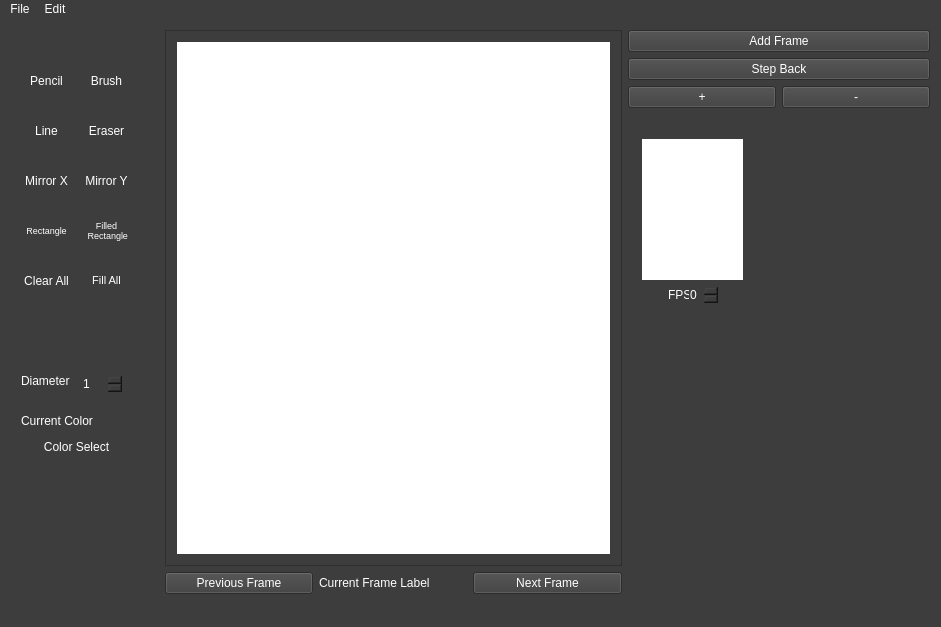
tim-trimble/SpriteStudioDeluxe, file SpriteStudioDeluxe/mainwindow.ui: the form before one commit.
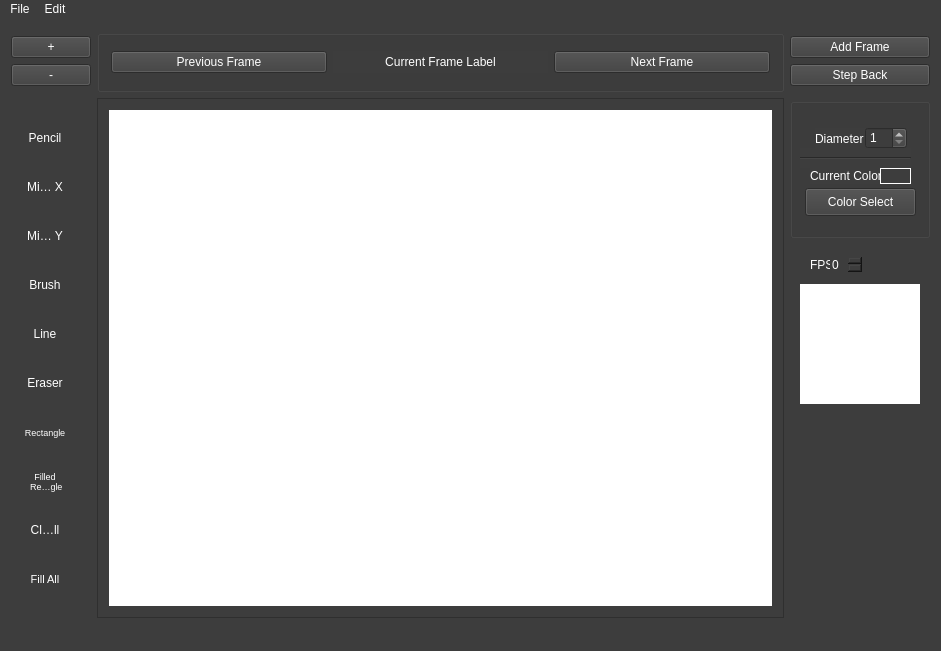
The form after the commit. Custom widgets are drawn as their Qt base class.

Commit message: UI rough draft

What changed in the file:
```diff
--- a/SpriteStudioDeluxe/mainwindow.ui
+++ b/SpriteStudioDeluxe/mainwindow.ui
@@ -20,12 +20,31 @@
 </string>
   </property>
   <widget class="QWidget" name="centralWidget">
-   <layout class="QGridLayout" name="gridLayout_2">
-    <item row="0" column="0" rowspan="4">
+   <layout class="QGridLayout" name="gridLayout_4">
+    <item row="1" column="2">
+     <widget class="QPushButton" name="AddFrameButton">
+      <property name="text">
+       <string>Add Frame</string>
+      </property>
+     </widget>
+    </item>
+    <item row="4" column="0" rowspan="8">
      <widget class="QGroupBox" name="groupBox">
       <property name="enabled">
        <bool>true</bool>
       </property>
+      <property name="minimumSize">
+       <size>
+        <width>0</width>
+        <height>520</height>
+       </size>
+      </property>
+      <property name="maximumSize">
+       <size>
+        <width>60</width>
+        <height>520</height>
+       </size>
+      </property>
       <property name="font">
        <font>
         <pointsize>8</pointsize>
@@ -37,158 +56,268 @@
       <property name="title">
        <string/>
       </property>
-      <widget class="QToolButton" name="PencilToolButton">
-       <property name="geometry">
-        <rect>
-         <x>10</x>
-         <y>30</y>
-         <width>51</width>
-         <height>41</height>
-        </rect>
-       </property>
-       <property name="text">
-        <string>Pencil</string>
-       </property>
-      </widget>
-      <widget class="QToolButton" name="EraserToolButton">
-       <property name="geometry">
-        <rect>
-         <x>70</x>
-         <y>80</y>
-         <width>51</width>
-         <height>41</height>
-        </rect>
-       </property>
-       <property name="text">
-        <string>Eraser</string>
-       </property>
-      </widget>
-      <widget class="QToolButton" name="LineToolButton">
-       <property name="geometry">
-        <rect>
-         <x>10</x>
-         <y>80</y>
-         <width>51</width>
-         <height>41</height>
-        </rect>
-       </property>
-       <property name="text">
-        <string>Line</string>
-       </property>
-      </widget>
-      <widget class="QToolButton" name="BrushToolButton">
-       <property name="geometry">
-        <rect>
-         <x>70</x>
-         <y>30</y>
-         <width>51</width>
-         <height>41</height>
-        </rect>
-       </property>
-       <property name="styleSheet">
-        <string notr="true"/>
-       </property>
-       <property name="text">
-        <string>Brush</string>
-       </property>
-      </widget>
-      <widget class="QToolButton" name="MirrorXToolButton">
-       <property name="geometry">
-        <rect>
-         <x>10</x>
-         <y>130</y>
-         <width>51</width>
-         <height>41</height>
-        </rect>
-       </property>
-       <property name="text">
-        <string>Mirror X</string>
-       </property>
-      </widget>
-      <widget class="QToolButton" name="MirrorYToolButton">
-       <property name="geometry">
-        <rect>
-         <x>70</x>
-         <y>130</y>
-         <width>51</width>
-         <height>41</height>
-        </rect>
-       </property>
-       <property name="text">
-        <string>Mirror Y</string>
-       </property>
-      </widget>
-      <widget class="QToolButton" name="RectangleToolButton">
-       <property name="geometry">
-        <rect>
-         <x>10</x>
-         <y>180</y>
-         <width>51</width>
-         <height>41</height>
-        </rect>
-       </property>
-       <property name="font">
-        <font>
-         <pointsize>7</pointsize>
-        </font>
-       </property>
-       <property name="text">
-        <string>Rectangle</string>
-       </property>
-      </widget>
-      <widget class="QToolButton" name="FillAllButton">
-       <property name="geometry">
-        <rect>
-         <x>70</x>
-         <y>230</y>
-         <width>51</width>
-         <height>41</height>
-        </rect>
-       </property>
-       <property name="font">
-        <font>
-         <pointsize>8</pointsize>
-        </font>
-       </property>
-       <property name="text">
-        <string>Fill All</string>
-       </property>
-      </widget>
-      <widget class="QToolButton" name="ClearCanvasButton">
-       <property name="geometry">
-        <rect>
-         <x>10</x>
-         <y>230</y>
-         <width>51</width>
-         <height>41</height>
-        </rect>
-       </property>
-       <property name="text">
-        <string>Clear All</string>
-       </property>
-      </widget>
-      <widget class="QToolButton" name="FilledRectangleButton">
-       <property name="geometry">
-        <rect>
-         <x>70</x>
-         <y>180</y>
-         <width>51</width>
-         <height>41</height>
-        </rect>
-       </property>
-       <property name="font">
-        <font>
-         <pointsize>7</pointsize>
-        </font>
-       </property>
-       <property name="text">
-        <string>Filled
+      <layout class="QGridLayout" name="gridLayout_2">
+       <item row="4" column="1">
+        <widget class="QToolButton" name="LineToolButton">
+         <property name="minimumSize">
+          <size>
+           <width>40</width>
+           <height>40</height>
+          </size>
+         </property>
+         <property name="maximumSize">
+          <size>
+           <width>40</width>
+           <height>40</height>
+          </size>
+         </property>
+         <property name="text">
+          <string>Line</string>
+         </property>
+        </widget>
+       </item>
+       <item row="7" column="1">
+        <widget class="QToolButton" name="EraserToolButton">
+         <property name="minimumSize">
+          <size>
+           <width>40</width>
+           <height>40</height>
+          </size>
+         </property>
+         <property name="maximumSize">
+          <size>
+           <width>40</width>
+           <height>40</height>
+          </size>
+         </property>
+         <property name="text">
+          <string>Eraser</string>
+         </property>
+        </widget>
+       </item>
+       <item row="9" column="1">
+        <widget class="QToolButton" name="FilledRectangleButton">
+         <property name="minimumSize">
+          <size>
+           <width>40</width>
+           <height>40</height>
+          </size>
+         </property>
+         <property name="maximumSize">
+          <size>
+           <width>40</width>
+           <height>40</height>
+          </size>
+         </property>
+         <property name="font">
+          <font>
+           <pointsize>7</pointsize>
+          </font>
+         </property>
+         <property name="text">
+          <string>Filled
  Rectangle</string>
-       </property>
-      </widget>
+         </property>
+        </widget>
+       </item>
+       <item row="8" column="1">
+        <widget class="QToolButton" name="RectangleToolButton">
+         <property name="minimumSize">
+          <size>
+           <width>40</width>
+           <height>40</height>
+          </size>
+         </property>
+         <property name="maximumSize">
+          <size>
+           <width>40</width>
+           <height>40</height>
+          </size>
+         </property>
+         <property name="font">
+          <font>
+           <pointsize>7</pointsize>
+          </font>
+         </property>
+         <property name="text">
+          <string>Rectangle</string>
+         </property>
+        </widget>
+       </item>
+       <item row="11" column="1">
+        <widget class="QToolButton" name="FillAllButton">
+         <property name="minimumSize">
+          <size>
+           <width>40</width>
+           <height>40</height>
+          </size>
+         </property>
+         <property name="maximumSize">
+          <size>
+           <width>40</width>
+           <height>40</height>
+          </size>
+         </property>
+         <property name="font">
+          <font>
+           <pointsize>8</pointsize>
+          </font>
+         </property>
+         <property name="text">
+          <string>Fill All</string>
+         </property>
+        </widget>
+       </item>
+       <item row="0" column="1">
+        <widget class="QToolButton" name="PencilToolButton">
+         <property name="minimumSize">
+          <size>
+           <width>40</width>
+           <height>40</height>
+          </size>
+         </property>
+         <property name="maximumSize">
+          <size>
+           <width>40</width>
+           <height>40</height>
+          </size>
+         </property>
+         <property name="text">
+          <string>Pencil</string>
+         </property>
+        </widget>
+       </item>
+       <item row="3" column="1">
+        <widget class="QToolButton" name="BrushToolButton">
+         <property name="minimumSize">
+          <size>
+           <width>40</width>
+           <height>40</height>
+          </size>
+         </property>
+         <property name="maximumSize">
+          <size>
+           <width>40</width>
+           <height>40</height>
+          </size>
+         </property>
+         <property name="styleSheet">
+          <string notr="true"/>
+         </property>
+         <property name="text">
+          <string>Brush</string>
+         </property>
+        </widget>
+       </item>
+       <item row="1" column="1">
+        <widget class="QToolButton" name="MirrorXToolButton">
+         <property name="minimumSize">
+          <size>
+           <width>40</width>
+           <height>40</height>
+          </size>
+         </property>
+         <property name="maximumSize">
+          <size>
+           <width>40</width>
+           <height>40</height>
+          </size>
+         </property>
+         <property name="text">
+          <string>Mirror X</string>
+         </property>
+        </widget>
+       </item>
+       <item row="2" column="1">
+        <widget class="QToolButton" name="MirrorYToolButton">
+         <property name="minimumSize">
+          <size>
+           <width>40</width>
+           <height>40</height>
+          </size>
+         </property>
+         <property name="maximumSize">
+          <size>
+           <width>40</width>
+           <height>40</height>
+          </size>
+         </property>
+         <property name="text">
+          <string>Mirror Y</string>
+         </property>
+        </widget>
+       </item>
+       <item row="10" column="1">
+        <widget class="QToolButton" name="ClearCanvasButton">
+         <property name="minimumSize">
+          <size>
+           <width>40</width>
+           <height>40</height>
+          </size>
+         </property>
+         <property name="maximumSize">
+          <size>
+           <width>40</width>
+           <height>40</height>
+          </size>
+         </property>
+         <property name="text">
+          <string>Clear All</string>
+         </property>
+        </widget>
+       </item>
+      </layout>
      </widget>
     </item>
-    <item row="0" column="1" rowspan="5" colspan="3">
+    <item row="0" column="1" rowspan="4">
+     <widget class="QGroupBox" name="groupBox_4">
+      <property name="maximumSize">
+       <size>
+        <width>16777215</width>
+        <height>70</height>
+       </size>
+      </property>
+      <property name="toolTipDuration">
+       <number>2</number>
+      </property>
+      <property name="styleSheet">
+       <string notr="true"/>
+      </property>
+      <property name="title">
+       <string/>
+      </property>
+      <layout class="QGridLayout" name="gridLayout_3">
+       <item row="0" column="0">
+        <widget class="QPushButton" name="PreviousFrameButton">
+         <property name="styleSheet">
+          <string notr="true"/>
+         </property>
+         <property name="text">
+          <string>Previous Frame</string>
+         </property>
+        </widget>
+       </item>
+       <item row="0" column="1">
+        <widget class="QLabel" name="CurrentFrameLabel">
+         <property name="text">
+          <string>Current Frame Label</string>
+         </property>
+         <property name="alignment">
+          <set>Qt::AlignCenter</set>
+         </property>
+        </widget>
+       </item>
+       <item row="0" column="2">
+        <widget class="QPushButton" name="pushButton_2">
+         <property name="text">
+          <string>Next Frame</string>
+         </property>
+        </widget>
+       </item>
+      </layout>
+     </widget>
+    </item>
+    <item row="4" column="1" rowspan="8">
      <widget class="QScrollArea" name="scrollArea">
       <property name="styleSheet">
        <string notr="true">border-color: rgb(95, 95, 95);</string>
@@ -201,8 +330,8 @@
         <rect>
          <x>0</x>
          <y>0</y>
-         <width>456</width>
-         <height>538</height>
+         <width>689</width>
+         <height>497</height>
         </rect>
        </property>
        <layout class="QGridLayout" name="gridLayout">
@@ -231,93 +360,37 @@
       </widget>
      </widget>
     </item>
-    <item row="0" column="4" colspan="2">
-     <widget class="QPushButton" name="AddFrameButton">
-      <property name="text">
-       <string>Add Frame</string>
-      </property>
-     </widget>
-    </item>
-    <item row="1" column="4" colspan="2">
-     <widget class="QPushButton" name="StepBackButton">
-      <property name="text">
-       <string>Step Back</string>
-      </property>
-     </widget>
-    </item>
-    <item row="2" column="4">
+    <item row="1" column="0">
      <widget class="QPushButton" name="ZoomInButton">
       <property name="text">
        <string>+</string>
       </property>
      </widget>
     </item>
-    <item row="2" column="5">
+    <item row="2" column="2">
+     <widget class="QPushButton" name="StepBackButton">
+      <property name="text">
+       <string>Step Back</string>
+      </property>
+     </widget>
+    </item>
+    <item row="2" column="0">
      <widget class="QPushButton" name="ZoomOutButton">
       <property name="text">
        <string>-</string>
       </property>
      </widget>
     </item>
-    <item row="3" column="4" rowspan="2" colspan="2">
-     <widget class="QGroupBox" name="groupBox_3">
-      <property name="styleSheet">
-       <string notr="true">border:0;</string>
-      </property>
-      <property name="title">
-       <string/>
-      </property>
-      <widget class="QLabel" name="PreviewLabel">
-       <property name="geometry">
-        <rect>
-         <x>14</x>
-         <y>25</y>
-         <width>101</width>
-         <height>141</height>
-        </rect>
-       </property>
-       <property name="styleSheet">
-        <string notr="true">background-color: rgb(255, 255, 255);</string>
-       </property>
-       <property name="frameShape">
-        <enum>QFrame::Box</enum>
-       </property>
-       <property name="text">
-        <string/>
-       </property>
-       <property name="alignment">
-        <set>Qt::AlignCenter</set>
-       </property>
-      </widget>
-      <widget class="QSpinBox" name="PreviewSpeedSpinBox">
-       <property name="geometry">
-        <rect>
-         <x>60</x>
-         <y>170</y>
-         <width>31</width>
-         <height>22</height>
-        </rect>
-       </property>
-      </widget>
-      <widget class="QLabel" name="label_5">
-       <property name="geometry">
-        <rect>
-         <x>40</x>
-         <y>170</y>
-         <width>21</width>
-         <height>21</height>
-        </rect>
-       </property>
-       <property name="text">
-        <string>FPS</string>
-       </property>
-      </widget>
-     </widget>
-    </item>
-    <item row="4" column="0">
+    <item row="4" column="2">
      <widget class="QGroupBox" name="groupBox_2">
+      <property name="minimumSize">
+       <size>
+        <width>140</width>
+        <height>140</height>
+       </size>
+      </property>
       <property name="styleSheet">
-       <string notr="true">border:0;</string>
+       <string notr="true"/>
       </property>
       <property name="title">
        <string/>
@@ -325,10 +398,10 @@
       <widget class="QLabel" name="label_3">
        <property name="geometry">
         <rect>
-         <x>10</x>
+         <x>25</x>
          <y>30</y>
-         <width>55</width>
-         <height>16</height>
+         <width>51</width>
+         <height>21</height>
         </rect>
        </property>
        <property name="text">
@@ -338,8 +411,8 @@
       <widget class="QSpinBox" name="DiameterSpinBox">
        <property name="geometry">
         <rect>
-         <x>70</x>
-         <y>30</y>
+         <x>75</x>
+         <y>29</y>
          <width>42</width>
          <height>22</height>
         </rect>
@@ -351,7 +424,7 @@
       <widget class="QPushButton" name="ColorSelectButton">
        <property name="geometry">
         <rect>
-         <x>10</x>
+         <x>15</x>
          <y>90</y>
          <width>111</width>
          <height>28</height>
@@ -364,7 +437,7 @@
       <widget class="QLabel" name="label_4">
        <property name="geometry">
         <rect>
-         <x>10</x>
+         <x>20</x>
          <y>70</y>
          <width>81</width>
          <height>16</height>
@@ -408,25 +481,84 @@
       </widget>
      </widget>
     </item>
-    <item row="5" column="1">
-     <widget class="QPushButton" name="PreviousFrameButton">
-      <property name="text">
-       <string>Previous Frame</string>
-      </property>
-     </widget>
-    </item>
     <item row="5" column="2">
-     <widget class="QLabel" name="CurrentFrameLabel">
-      <property name="text">
-       <string>Current Frame Label</string>
+     <widget class="QGroupBox" name="groupBox_3">
+      <property name="minimumSize">
+       <size>
+        <width>140</width>
+        <height>161</height>
+       </size>
       </property>
-     </widget>
-    </item>
-    <item row="5" column="3">
-     <widget class="QPushButton" name="pushButton_2">
-      <property name="text">
-       <string>Next Frame</string>
+      <property name="maximumSize">
+       <size>
+        <width>121</width>
+        <height>161</height>
+       </size>
       </property>
+      <property name="styleSheet">
+       <string notr="true">border:0;</string>
+      </property>
+      <property name="title">
+       <string/>
+      </property>
+      <widget class="QLabel" name="PreviewLabel">
+       <property name="geometry">
+        <rect>
+         <x>10</x>
+         <y>40</y>
+         <width>120</width>
+         <height>120</height>
+        </rect>
+       </property>
+       <property name="styleSheet">
+        <string notr="true">background-color: rgb(255, 255, 255);</string>
+       </property>
+       <property name="frameShape">
+        <enum>QFrame::Box</enum>
+       </property>
+       <property name="text">
+        <string/>
+       </property>
+       <property name="alignment">
+        <set>Qt::AlignCenter</set>
+       </property>
+      </widget>
+      <widget class="QGroupBox" name="groupBox_5">
+       <property name="geometry">
+        <rect>
+         <x>10</x>
+         <y>0</y>
+         <width>71</width>
+         <height>31</height>
+        </rect>
+       </property>
+       <property name="title">
+        <string/>
+       </property>
+       <widget class="QLabel" name="label_5">
+        <property name="geometry">
+         <rect>
+          <x>10</x>
+          <y>10</y>
+          <width>21</width>
+          <height>21</height>
+         </rect>
+        </property>
+        <property name="text">
+         <string>FPS</string>
+        </property>
+       </widget>
+       <widget class="QSpinBox" name="PreviewSpeedSpinBox">
+        <property name="geometry">
+         <rect>
+          <x>30</x>
+          <y>10</y>
+          <width>33</width>
+          <height>21</height>
+         </rect>
+        </property>
+       </widget>
+      </widget>
      </widget>
     </item>
    </layout>
```
Left out of the diff: 6 changed lines with no effect on the pictures. The commit also changes 5 other files.
